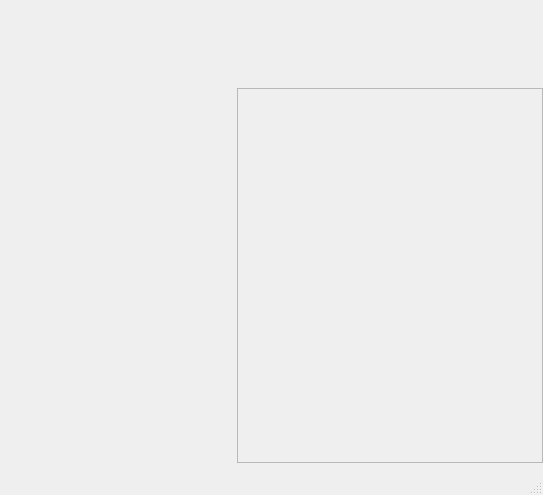
Old version of the form Project/ui/main_window.ui in the repository Selvam-T/POS; both pictures show x 386 to 929 and y 300 to 795 of the 929 by 795 pixel window.
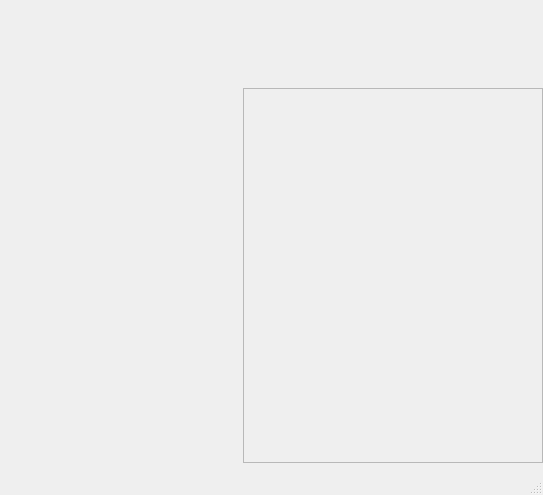
New version of the form.

Commit message: minor updates to panel background colors and font-family

Patch:
```diff
--- a/Project/ui/main_window.ui
+++ b/Project/ui/main_window.ui
@@ -76,7 +76,7 @@
     <item>
      <layout class="QHBoxLayout" name="workArea">
       <property name="spacing">
-       <number>5</number>
+       <number>15</number>
       </property>
       <item>
        <widget class="QFrame" name="salesFrame"/>
```
Left out of the diff: 5 changed lines with no effect on the pictures. The commit also changes 4 other files.
